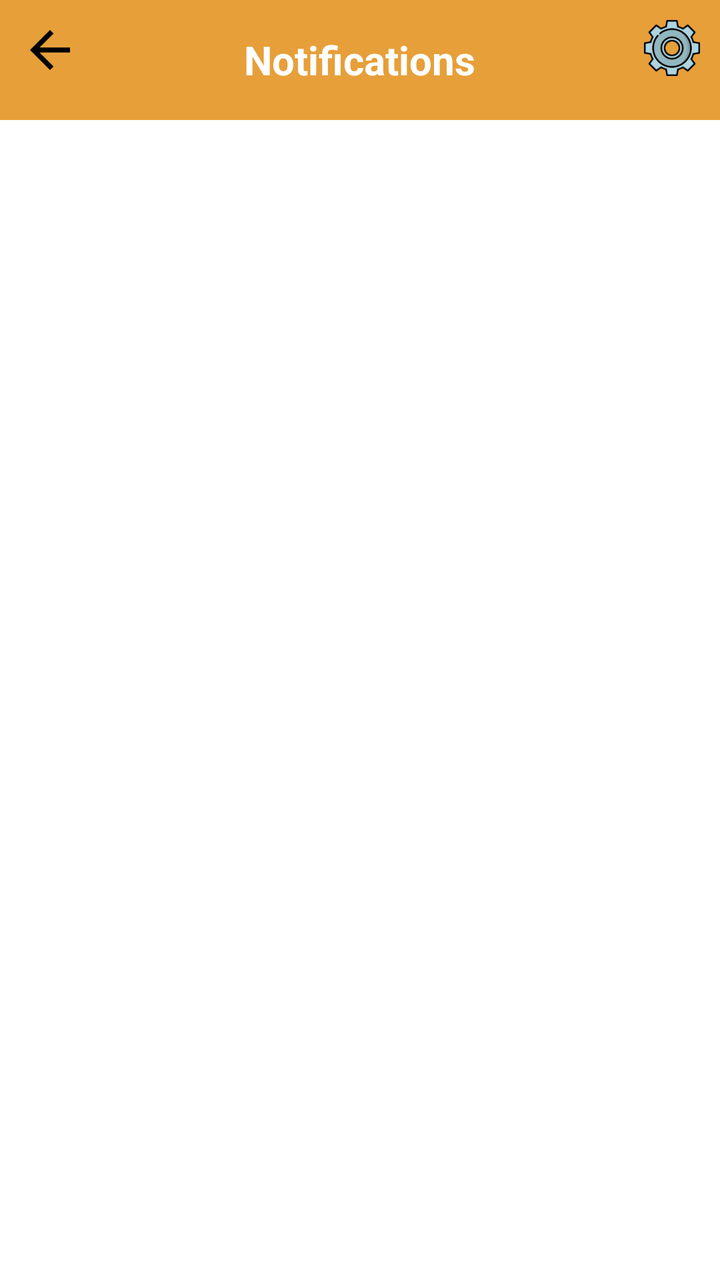
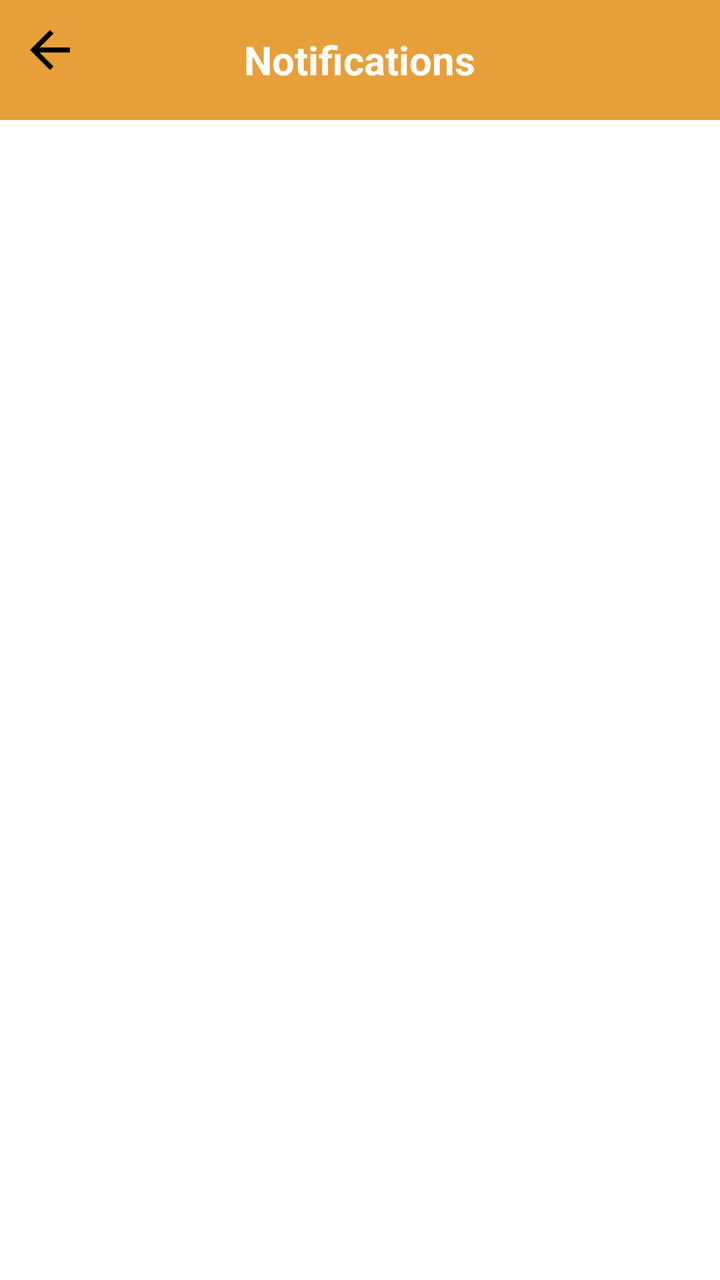

The first picture is an Android layout as it rendered before a commit; the second is the same layout after the commit. The layout source and the unified diff follow.
<!-- AndroidManifest.xml: application theme Theme.Material3.Light.NoActionBar -->
<!-- res/layout/activity_notifications.xml -->
<?xml version="1.0" encoding="utf-8"?>
<LinearLayout
    xmlns:android="http://schemas.android.com/apk/res/android"
    xmlns:app="http://schemas.android.com/apk/res-auto"
    android:layout_width="match_parent"
    android:layout_height="match_parent"
    android:orientation="vertical"
    android:background="@color/white">

    <RelativeLayout
        android:layout_width="match_parent"
        android:layout_height="60dp"
        android:background="@color/tango"
        android:padding="10dp">

        <ImageView
            android:id="@+id/back_arrow"
            android:layout_width="30dp"
            android:layout_height="30dp"
            android:src="@drawable/ic_arrow_back"
            android:layout_alignParentStart="true"
            android:contentDescription="Back button" />

        <TextView
            android:id="@+id/notifications_title"
            android:layout_width="wrap_content"
            android:layout_height="wrap_content"
            android:text="Notifications"
            android:textColor="@color/white"
            android:textSize="20sp"
            android:textStyle="bold"
            android:layout_centerInParent="true" />

        <ImageView
            android:id="@+id/notification_settings"
            android:layout_width="28dp"
            android:layout_height="28dp"
            android:src="@drawable/settings"
            android:layout_alignParentEnd="true"
            android:contentDescription="Notification settings" />
    </RelativeLayout>

    <FrameLayout
        android:layout_width="match_parent"
        android:layout_height="match_parent"
        android:padding="16dp">

        <androidx.recyclerview.widget.RecyclerView
            android:id="@+id/notifications_recycler"
            android:layout_width="match_parent"
            android:layout_height="match_parent"
            android:visibility="gone" />

        <ProgressBar
            android:id="@+id/progress_bar"
            android:layout_width="wrap_content"
            android:layout_height="wrap_content"
            android:layout_gravity="center"
            android:visibility="gone" />

        <TextView
            android:id="@+id/empty_text"
            android:layout_width="wrap_content"
            android:layout_height="wrap_content"
            android:text="No notifications yet."
            android:textSize="16sp"
            android:textColor="@color/black"
            android:layout_gravity="center"
            android:visibility="gone" />

    </FrameLayout>
</LinearLayout>
<!-- resources referenced by this layout -->
<resources>
  <color name="black">#FF000000</color>
  <color name="tango">#E79F39</color>
  <color name="white">#FFFFFFFF</color>
  <!-- drawable ic_arrow_back (drawable) -->
  <vector xmlns:android="http://schemas.android.com/apk/res/android" android:autoMirrored="true" android:height="24dp" android:tint="#000000" android:viewportHeight="960" android:viewportWidth="960" android:width="24dp">
        
      <path android:fillColor="@android:color/white" android:pathData="M313,520L537,744L480,800L160,480L480,160L537,216L313,440L800,440L800,520L313,520Z"/>
      
  </vector>
  <!-- drawable settings: png bitmap (drawable-hdpi, 4682 bytes) -->
</resources>

<!-- the commit's change to res/layout/activity_notifications.xml (unified diff, before → after) -->
@@ -31,13 +31,6 @@
             android:textStyle="bold"
             android:layout_centerInParent="true" />
 
-        <ImageView
-            android:id="@+id/notification_settings"
-            android:layout_width="28dp"
-            android:layout_height="28dp"
-            android:src="@drawable/settings"
-            android:layout_alignParentEnd="true"
-            android:contentDescription="Notification settings" />
     </RelativeLayout>
 
     <FrameLayout
@@ -63,8 +56,8 @@
             android:layout_width="wrap_content"
             android:layout_height="wrap_content"
             android:text="No notifications yet."
+            android:textColor="@color/black"
             android:textSize="16sp"
-            android:textColor="@color/black"
             android:layout_gravity="center"
             android:visibility="gone" />
 
<!-- resource entries referenced after the edit -->
@@ -9,6 +9,5 @@
       <path android:fillColor="@android:color/white" android:pathData="M313,520L537,744L480,800L160,480L480,160L537,216L313,440L800,440L800,520L313,520Z"/>
       
   </vector>
-  <!-- drawable settings: png bitmap (drawable-hdpi, 4682 bytes) -->
 </resources>
 
